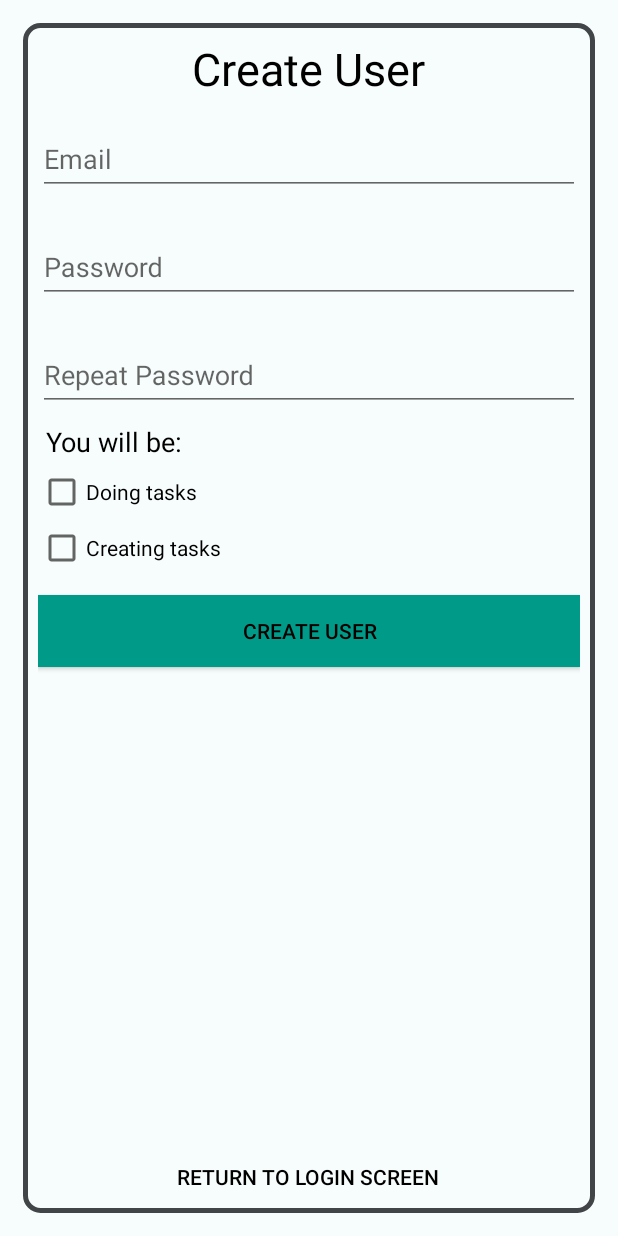
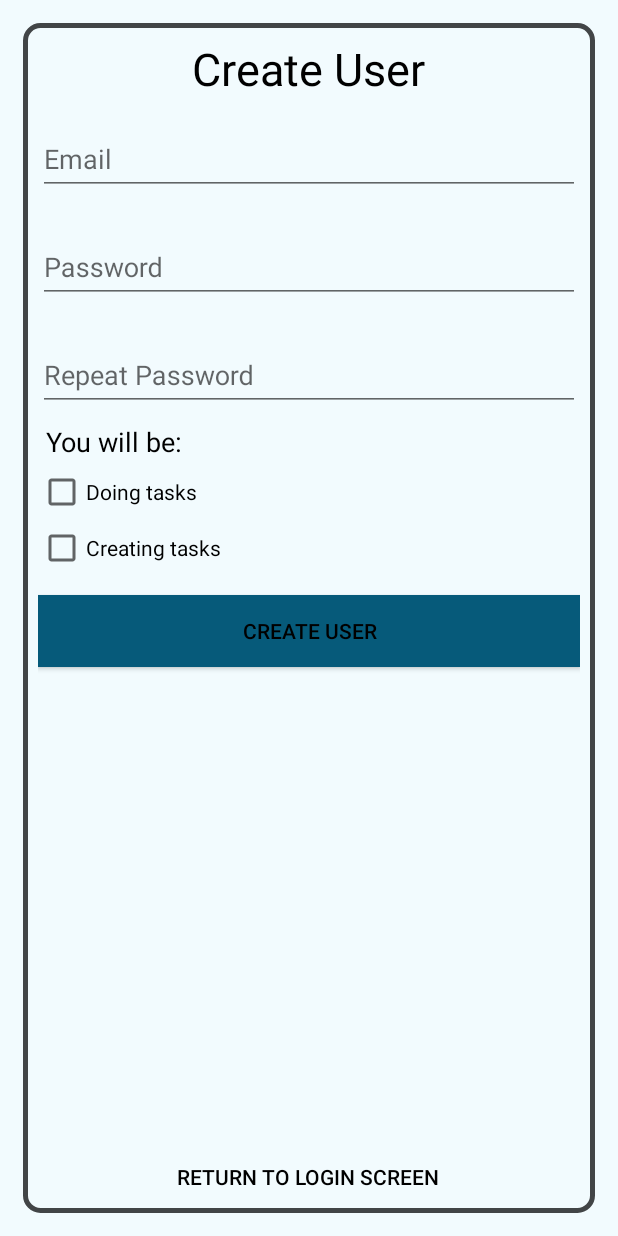
Before and after one commit to dev-helixx/EasyTask, an Android app: the screen it shows after launch (LoginActivity), after a tap on "OPRET BRUGER", on a phone screen of 412 x 824 dp. Run offline under Robolectric (Android 15) with nearby library versions, the phone set to English and light mode, and no system bars; our stand-ins replace Firebase (no records; nobody signed in at launch, a user with empty details on screens opened directly); 1 statement that could not run was skipped.

Commit message:
Nye farver

```diff
--- a/app/src/main/res/drawable/background_rc.xml
+++ b/app/src/main/res/drawable/background_rc.xml
@@ -1,6 +1,6 @@
 <?xml version="1.0" encoding="UTF-8"?>
 <shape xmlns:android="http://schemas.android.com/apk/res/android">
-    <solid android:color="@color/farve2"/>
+    <solid android:color="@color/blåFarve10"/>
     <stroke android:width="3dip" android:color="#424547" />
     <corners android:topLeftRadius="10dip" android:topRightRadius="10dip" android:bottomRightRadius="10dip" android:bottomLeftRadius="10dip"/>
     <padding android:left="0dip" android:top="0dip" android:right="0dip" android:bottom="0dip" />
--- a/app/src/main/res/layout/activity_login.xml
+++ b/app/src/main/res/layout/activity_login.xml
@@ -2,12 +2,10 @@
     xmlns:app="http://schemas.android.com/apk/res-auto"
     xmlns:tools="http://schemas.android.com/tools"
     android:layout_width="match_parent"
+    android:layout_height="match_parent"
+    android:background="@color/blåFarve10"
     android:orientation="vertical"
-    android:layout_height="match_parent"
-    android:background="@color/farve2"
-    app:layout_behavior="@string/appbar_scrolling_view_behavior" >
-
-
+    app:layout_behavior="@string/appbar_scrolling_view_behavior">
 
 
     <ScrollView
@@ -27,7 +25,7 @@
                 android:layout_width="200dp"
                 android:layout_height="200dp"
                 android:layout_gravity="center"
-                app:srcCompat="@mipmap/easytask" />
+                app:srcCompat="@mipmap/easytasklogo1" />
 
             <!-- Email Label -->
             <android.support.design.widget.TextInputLayout
@@ -65,7 +63,7 @@
                 android:layout_height="wrap_content"
                 android:layout_gravity="center"
                 android:layout_marginTop="20dp"
-                android:background="@color/farve3"
+                android:background="@color/blåFarve3"
                 android:text="Log ind" />
 
             <Button
@@ -78,18 +76,16 @@
                 android:text="Opret bruger" />
 
 
-
-
         </LinearLayout>
 
     </ScrollView>
 
     <FrameLayout
+        android:id="@+id/fragment_container_login"
         android:layout_width="match_parent"
         android:layout_height="match_parent"
-        android:id="@+id/fragment_container_login">
-    </FrameLayout>
-
+        android:layout_alignParentStart="true"
+        android:layout_alignParentTop="true"></FrameLayout>
 
 
 </RelativeLayout>
--- a/app/src/main/res/layout/app_bar_main.xml
+++ b/app/src/main/res/layout/app_bar_main.xml
@@ -15,7 +15,7 @@
             android:id="@+id/toolbar"
             android:layout_width="match_parent"
             android:layout_height="?attr/actionBarSize"
-            android:background="@color/farve4"
+            android:background="@color/blåFarve4"
             app:popupTheme="@style/AppTheme.PopupOverlay"
             />
 
--- a/app/src/main/res/layout/cardview_item_layout.xml
+++ b/app/src/main/res/layout/cardview_item_layout.xml
@@ -13,7 +13,7 @@
     <LinearLayout
         android:layout_width="match_parent"
         android:layout_height="130dp"
-        android:background="@color/farve1"
+        android:background="@color/blåFarve1"
         android:orientation="vertical">
 
 
--- a/app/src/main/res/layout/fragment_create_user.xml
+++ b/app/src/main/res/layout/fragment_create_user.xml
@@ -102,7 +102,7 @@
         <Button
             android:layout_marginTop="15dp"
             android:id="@+id/create_user_btn"
-            android:background="@color/farve3"
+            android:background="@color/blåFarve3"
             android:layout_width="match_parent"
             android:layout_height="wrap_content"
             android:text="Create User" />
--- a/app/src/main/res/values/colors.xml
+++ b/app/src/main/res/values/colors.xml
@@ -3,10 +3,15 @@
     <color name="colorPrimary">#3F51B5</color>
     <color name="colorPrimaryDark">#303F9F</color>
     <color name="colorAccent">#ff4081</color>
-    <color name="farve1">#f3f8f7</color>
-    <color name="farve2">#f7fdfc</color>
-    <color name="farve3">#009b88</color>
-    <color name="farve4">#008b7a</color>
-    <color name="farve5">#007d6d</color>
+    <color name="blåFarve1">#033649</color>
+    <color name="blåFarve2">#054861</color>
+    <color name="blåFarve3">#065a7a</color>
+    <color name="blåFarve4">#076c92</color>
+    <color name="blåFarve5">#097daa</color>
+    <color name="blåFarve6">#0a90c3</color>
+    <color name="blåFarve7">#b6e8fb</color>
+    <color name="blåFarve8">#cef0fc</color>
+    <color name="blåFarve9">#e6f7fd</color>
+    <color name="blåFarve10">#f2fbfe</color>
 
 </resources>
--- a/app/src/main/res/values/styles.xml
+++ b/app/src/main/res/values/styles.xml
@@ -3,8 +3,8 @@
     <!-- Base application theme. -->
     <style name="AppTheme" parent="Theme.AppCompat.Light.DarkActionBar">
         <!-- Customize your theme here. -->
-        <item name="colorPrimary">@color/farve4</item>
-        <item name="colorPrimaryDark">@color/farve5</item>
+        <item name="colorPrimary">@color/blåFarve5</item>
+        <item name="colorPrimaryDark">@color/blåFarve4</item>
         <item name="colorAccent">@android:color/darker_gray</item>
         <item name="android:textColor">#000000</item>
     </style>
```
Also changed, not shown: app/src/main/res/drawable/easytasklogo1.png (added), app/src/main/res/mipmap-xxxhdpi/easytasklogo1.png (added).
